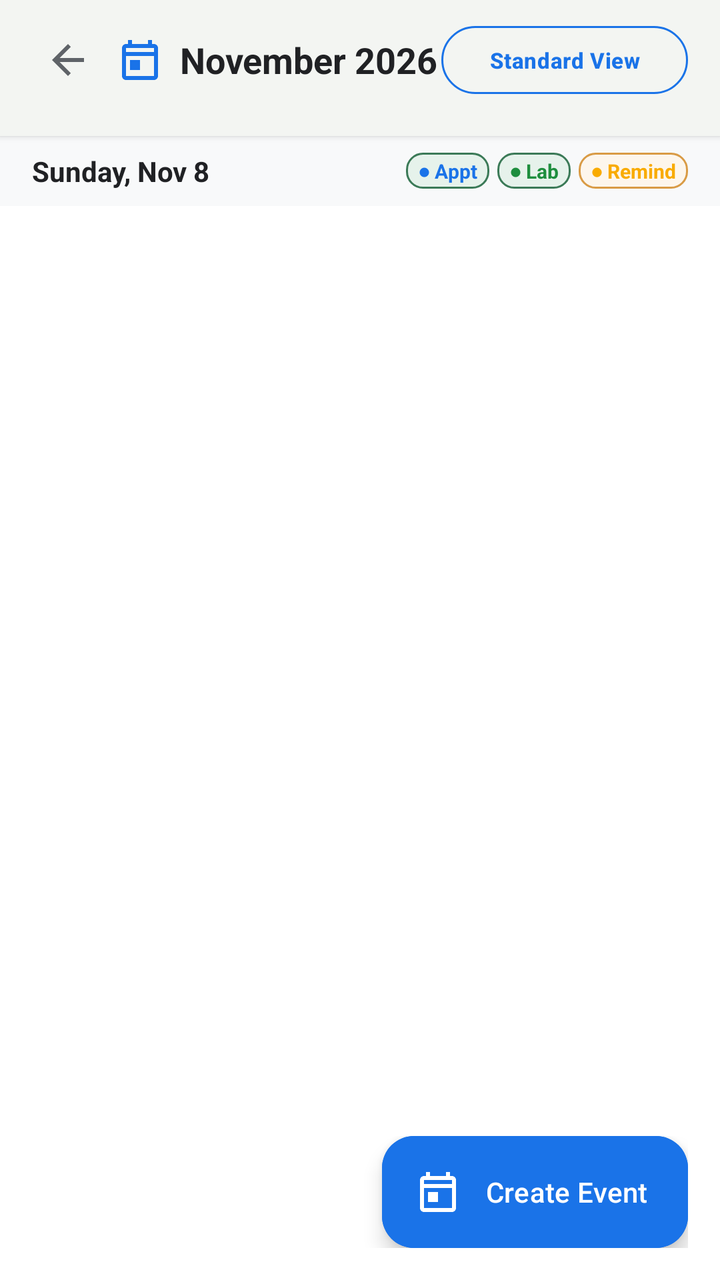
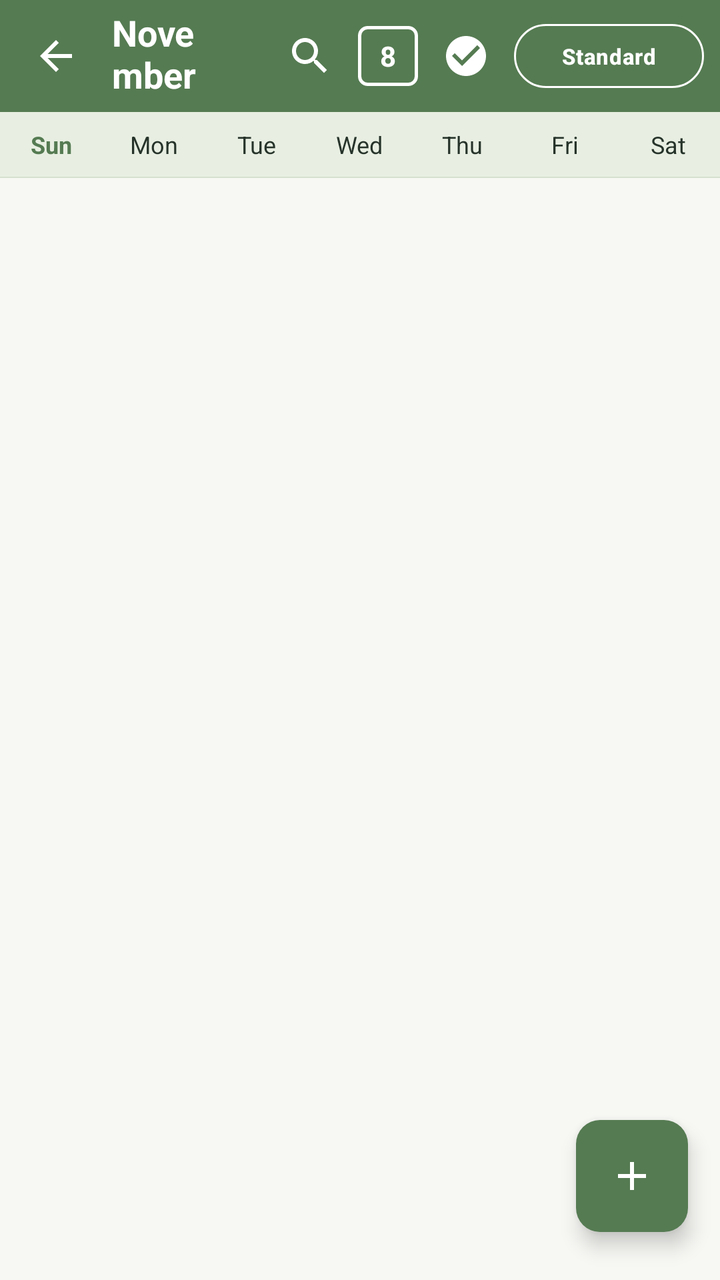

Before-and-after screenshots of an Android layout around one commit, followed by the original layout XML and the change that was made.
<!-- AndroidManifest.xml: application theme Theme.AROHI -->
<!-- res/layout/fragment_google_calendar.xml -->
<?xml version="1.0" encoding="utf-8"?>
<LinearLayout
    xmlns:android="http://schemas.android.com/apk/res/android"
    xmlns:app="http://schemas.android.com/apk/res-auto"
    android:layout_width="match_parent"
    android:layout_height="match_parent"
    android:orientation="vertical"
    android:background="@color/white">

    
    <com.google.android.material.card.MaterialCardView
        android:layout_width="match_parent"
        android:layout_height="wrap_content"
        app:cardBackgroundColor="@color/white"
        app:cardCornerRadius="0dp"
        app:cardElevation="2dp"
        app:strokeWidth="0dp">

        <LinearLayout
            android:layout_width="match_parent"
            android:layout_height="wrap_content"
            android:orientation="vertical"
            android:paddingHorizontal="16dp"
            android:paddingTop="12dp"
            android:paddingBottom="8dp">

            <LinearLayout
                android:layout_width="match_parent"
                android:layout_height="wrap_content"
                android:orientation="horizontal"
                android:gravity="center_vertical">

                <ImageButton
                    android:id="@+id/btnGoogleCalendarBack"
                    android:layout_width="36dp"
                    android:layout_height="36dp"
                    android:background="?attr/selectableItemBackgroundBorderless"
                    android:src="@drawable/ic_arrow_back"
                    app:tint="#5F6368"
                    android:contentDescription="Back" />

                
                <ImageView
                    android:layout_width="24dp"
                    android:layout_height="24dp"
                    android:layout_marginStart="6dp"
                    android:src="@drawable/ic_calendar"
                    app:tint="#1A73E8" />

                <TextView
                    android:id="@+id/tvGoogleMonthTitle"
                    android:layout_width="0dp"
                    android:layout_height="wrap_content"
                    android:layout_marginStart="8dp"
                    android:layout_weight="1"
                    android:text="November 2026"
                    android:textColor="#202124"
                    android:textSize="18sp"
                    android:textStyle="bold" />

                
                <com.google.android.material.button.MaterialButton
                    android:id="@+id/btnSwitchToStandardCalendar"
                    style="@style/Widget.Material3.Button.OutlinedButton"
                    android:layout_width="wrap_content"
                    android:layout_height="34dp"
                    android:insetTop="0dp"
                    android:insetBottom="0dp"
                    android:text="Standard View"
                    android:textColor="#1A73E8"
                    android:textSize="11sp"
                    app:strokeColor="#1A73E8" />
            </LinearLayout>

            
            <LinearLayout
                android:id="@+id/layoutGoogleWeekRibbon"
                android:layout_width="match_parent"
                android:layout_height="wrap_content"
                android:layout_marginTop="12dp"
                android:orientation="horizontal"
                android:gravity="center">

                
            </LinearLayout>
        </LinearLayout>
    </com.google.android.material.card.MaterialCardView>

    
    <LinearLayout
        android:layout_width="match_parent"
        android:layout_height="wrap_content"
        android:orientation="horizontal"
        android:gravity="center_vertical"
        android:paddingHorizontal="16dp"
        android:paddingVertical="8dp"
        android:background="#F8F9FA">

        <TextView
            android:id="@+id/tvGoogleSelectedDayFull"
            android:layout_width="0dp"
            android:layout_height="wrap_content"
            android:layout_weight="1"
            android:text="Sunday, Nov 8"
            android:textColor="#202124"
            android:textSize="14sp"
            android:textStyle="bold" />

        
        <TextView
            android:layout_width="wrap_content"
            android:layout_height="wrap_content"
            android:background="@drawable/bg_status_badge_verified"
            android:paddingHorizontal="6dp"
            android:paddingVertical="2dp"
            android:text="● Appt"
            android:textColor="#1A73E8"
            android:textSize="10sp"
            android:textStyle="bold" />

        <TextView
            android:layout_width="wrap_content"
            android:layout_height="wrap_content"
            android:layout_marginStart="4dp"
            android:background="@drawable/bg_status_badge_verified"
            android:paddingHorizontal="6dp"
            android:paddingVertical="2dp"
            android:text="● Lab"
            android:textColor="#1E8E3E"
            android:textSize="10sp"
            android:textStyle="bold" />

        <TextView
            android:layout_width="wrap_content"
            android:layout_height="wrap_content"
            android:layout_marginStart="4dp"
            android:background="@drawable/bg_status_badge_warning"
            android:paddingHorizontal="6dp"
            android:paddingVertical="2dp"
            android:text="● Remind"
            android:textColor="#F9AB00"
            android:textSize="10sp"
            android:textStyle="bold" />
    </LinearLayout>

    
    <LinearLayout
        android:id="@+id/layoutGoogleCalendarEmpty"
        android:layout_width="match_parent"
        android:layout_height="0dp"
        android:layout_weight="1"
        android:gravity="center"
        android:orientation="vertical"
        android:padding="24dp"
        android:visibility="gone">

        <ImageView
            android:layout_width="56dp"
            android:layout_height="56dp"
            android:src="@drawable/ic_calendar"
            app:tint="#BDC1C6" />

        <TextView
            android:layout_width="wrap_content"
            android:layout_height="wrap_content"
            android:layout_marginTop="12dp"
            android:text="No Scheduled Events"
            android:textColor="#202124"
            android:textSize="16sp"
            android:textStyle="bold" />

        <TextView
            android:layout_width="wrap_content"
            android:layout_height="wrap_content"
            android:layout_marginTop="4dp"
            android:text="Tap + below to book a consultation slot or lab test."
            android:textColor="#5F6368"
            android:textSize="12sp" />
    </LinearLayout>

    
    <androidx.recyclerview.widget.RecyclerView
        android:id="@+id/recyclerGoogleCalendar"
        android:layout_width="match_parent"
        android:layout_height="0dp"
        android:layout_weight="1"
        android:clipToPadding="false"
        android:padding="12dp" />

    
    <LinearLayout
        android:layout_width="match_parent"
        android:layout_height="wrap_content"
        android:orientation="horizontal"
        android:gravity="end"
        android:padding="16dp"
        android:background="@color/white">

        <com.google.android.material.floatingactionbutton.ExtendedFloatingActionButton
            android:id="@+id/fabGoogleBookEvent"
            android:layout_width="wrap_content"
            android:layout_height="wrap_content"
            android:backgroundTint="#1A73E8"
            android:text="Create Event"
            android:textColor="@color/white"
            app:icon="@drawable/ic_calendar"
            app:iconTint="@color/white" />
    </LinearLayout>

</LinearLayout>
<!-- resources referenced by this layout -->
<resources>
  <color name="white">#FFFFFF</color>
  <!-- drawable bg_status_badge_verified (drawable) -->
  <?xml version="1.0" encoding="utf-8"?>
  <shape xmlns:android="http://schemas.android.com/apk/res/android"
      android:shape="rectangle">
      <solid android:color="@color/status_verified_bg" />
      <stroke
          android:width="1dp"
          android:color="@color/status_verified" />
      <corners android:radius="8dp" />
  </shape>
  <!-- drawable bg_status_badge_warning (drawable) -->
  <?xml version="1.0" encoding="utf-8"?>
  <shape xmlns:android="http://schemas.android.com/apk/res/android"
      android:shape="rectangle">
      <solid android:color="@color/status_warning_bg" />
      <stroke
          android:width="1dp"
          android:color="@color/status_warning" />
      <corners android:radius="8dp" />
  </shape>
  <!-- drawable ic_arrow_back (drawable) -->
  <?xml version="1.0" encoding="utf-8"?>
  <vector xmlns:android="http://schemas.android.com/apk/res/android"
      android:width="24dp"
      android:height="24dp"
      android:viewportWidth="24"
      android:viewportHeight="24">
      <path
          android:fillColor="#26332A"
          android:pathData="M20,11H7.83l5.59,-5.59L12,4l-8,8l8,8l1.41,-1.41L7.83,13H20V11z" />
  </vector>
  <!-- drawable ic_calendar (drawable) -->
  <?xml version="1.0" encoding="utf-8"?>
  <vector xmlns:android="http://schemas.android.com/apk/res/android"
      android:width="24dp"
      android:height="24dp"
      android:viewportWidth="24"
      android:viewportHeight="24">
      <path
          android:fillColor="#557B52"
          android:pathData="M19,4h-1V2h-2v2H8V2H6v2H5C3.89,4 3.01,4.9 3.01,6L3,20c0,1.1 0.89,2 2,2h14c1.1,0 2,-0.9 2,-2V6C21,4.9 20.1,4 19,4zM19,20H5V10h14V20zM19,8H5V6h14V8zM7,12h5v5H7V12z" />
  </vector>
  <color name="status_verified_bg">#E6F2EB</color>
  <color name="status_verified">#3B7A57</color>
  <color name="status_warning_bg">#FDF6EC</color>
  <color name="status_warning">#D99B45</color>
  <color name="primary_moss_green">#557B52</color>
  <color name="pale_mint">#E8EFE2</color>
  <color name="deep_forest_green">#263D2B</color>
  <color name="secondary_sage">#819B75</color>
  <color name="soft_sage">#AFC2A1</color>
  <color name="status_emergency">#C94B4B</color>
  <color name="status_emergency_bg">#FDECEC</color>
  <color name="warm_ivory">#F7F8F3</color>
  <color name="surface_card">#FFFFFF</color>
  <color name="text_primary">#26332A</color>
  <color name="text_secondary">#778276</color>
  <color name="border_stroke">#D5E0CE</color>
  <style name="Widget.AROHI.Button.Primary" parent="Widget.Material3.Button">
          <item name="android:minHeight">@dimen/button_height</item>
          <item name="android:textColor">@color/white</item>
          <item name="android:textSize">15sp</item>
          <item name="android:textStyle">bold</item>
          <item name="android:letterSpacing">0.02</item>
          <item name="backgroundTint">@color/primary_moss_green</item>
          <item name="cornerRadius">@dimen/input_corner_radius</item>
          <item name="elevation">0dp</item>
      </style>
  <style name="Widget.AROHI.Card" parent="Widget.Material3.CardView.Elevated">
          <item name="cardBackgroundColor">@color/surface_card</item>
          <item name="cardCornerRadius">@dimen/radius_md</item>
          <item name="cardElevation">@dimen/card_elevation</item>
          <item name="strokeColor">@color/border_stroke</item>
          <item name="strokeWidth">@dimen/card_stroke_width</item>
      </style>
  <dimen name="button_height">54dp</dimen>
  <dimen name="input_corner_radius">12dp</dimen>
  <dimen name="radius_md">16dp</dimen>
  <dimen name="card_elevation">2dp</dimen>
  <dimen name="card_stroke_width">1dp</dimen>
  <!-- unchanged entries left out for length: 2 -->
</resources>

<!-- the commit's change to res/layout/fragment_google_calendar.xml (unified diff, before → after) -->
@@ -5,206 +5,220 @@
     android:layout_width="match_parent"
     android:layout_height="match_parent"
     android:orientation="vertical"
-    android:background="@color/white">
-
-    
-    <com.google.android.material.card.MaterialCardView
+    android:background="#F7F8F4">
+
+    
+    <LinearLayout
+        android:layout_width="match_parent"
+        android:layout_height="56dp"
+        android:orientation="horizontal"
+        android:gravity="center_vertical"
+        android:paddingHorizontal="8dp"
+        android:background="@color/primary_moss_green">
+
+        
+        <ImageButton
+            android:id="@+id/btnGoogleCalendarBack"
+            android:layout_width="40dp"
+            android:layout_height="40dp"
+            android:background="?attr/selectableItemBackgroundBorderless"
+            android:src="@drawable/ic_arrow_back"
+            app:tint="@color/white"
+            android:contentDescription="Back" />
+
+        
+        <TextView
+            android:id="@+id/tvGoogleMonthTitle"
+            android:layout_width="0dp"
+            android:layout_height="wrap_content"
+            android:layout_marginStart="8dp"
+            android:layout_weight="1"
+            android:text="November  ▾"
+            android:textColor="@color/white"
+            android:textSize="18sp"
+            android:textStyle="bold"
+            android:background="?attr/selectableItemBackground"
+            android:paddingVertical="4dp" />
+
+        
+        <ImageButton
+            android:id="@+id/btnCalendarSearch"
+            android:layout_width="40dp"
+            android:layout_height="40dp"
+            android:background="?attr/selectableItemBackgroundBorderless"
+            android:src="@drawable/ic_search"
+            app:tint="@color/white"
+            android:contentDescription="Search" />
+
+        
+        <TextView
+            android:id="@+id/tvCalendarTodayBadge"
+            android:layout_width="30dp"
+            android:layout_height="30dp"
+            android:layout_marginStart="4dp"
+            android:gravity="center"
+            android:text="8"
+            android:textColor="@color/white"
+            android:textSize="14sp"
+            android:textStyle="bold"
+            android:background="@drawable/bg_calendar_today_badge" />
+
+        
+        <ImageButton
+            android:id="@+id/btnCalendarTasks"
+            android:layout_width="40dp"
+            android:layout_height="40dp"
+            android:layout_marginStart="4dp"
+            android:background="?attr/selectableItemBackgroundBorderless"
+            android:src="@drawable/ic_check_circle"
+            app:tint="@color/white"
+            android:contentDescription="Tasks" />
+
+        
+        <com.google.android.material.button.MaterialButton
+            android:id="@+id/btnSwitchToStandardCalendar"
+            style="@style/Widget.Material3.Button.OutlinedButton"
+            android:layout_width="wrap_content"
+            android:layout_height="32dp"
+            android:layout_marginStart="4dp"
+            android:insetTop="0dp"
+            android:insetBottom="0dp"
+            android:text="Standard"
+            android:textColor="@color/white"
+            android:textSize="11sp"
+            app:strokeColor="@color/white"
+            app:cornerRadius="16dp" />
+    </LinearLayout>
+
+    
+    <LinearLayout
         android:layout_width="match_parent"
         android:layout_height="wrap_content"
-        app:cardBackgroundColor="@color/white"
-        app:cardCornerRadius="0dp"
-        app:cardElevation="2dp"
-        app:strokeWidth="0dp">
-
-        <LinearLayout
+        android:orientation="horizontal"
+        android:paddingVertical="8dp"
+        android:background="#E8EFE2">
+
+        <TextView
+            android:layout_width="0dp"
+            android:layout_height="wrap_content"
+            android:layout_weight="1"
+            android:gravity="center"
+            android:text="Sun"
+            android:textColor="@color/primary_moss_green"
+            android:textSize="12sp"
+            android:textStyle="bold" />
+
+        <TextView
+            android:layout_width="0dp"
+            android:layout_height="wrap_content"
+            android:layout_weight="1"
+            android:gravity="center"
+            android:text="Mon"
+            android:textColor="@color/text_primary"
+            android:textSize="12sp" />
+
+        <TextView
+            android:layout_width="0dp"
+            android:layout_height="wrap_content"
+            android:layout_weight="1"
+            android:gravity="center"
+            android:text="Tue"
+            android:textColor="@color/text_primary"
+            android:textSize="12sp" />
+
+        <TextView
+            android:layout_width="0dp"
+            android:layout_height="wrap_content"
+            android:layout_weight="1"
+            android:gravity="center"
+            android:text="Wed"
+            android:textColor="@color/text_primary"
+            android:textSize="12sp" />
+
+        <TextView
+            android:layout_width="0dp"
+            android:layout_height="wrap_content"
+            android:layout_weight="1"
+            android:gravity="center"
+            android:text="Thu"
+            android:textColor="@color/text_primary"
+            android:textSize="12sp" />
+
+        <TextView
+            android:layout_width="0dp"
+            android:layout_height="wrap_content"
+            android:layout_weight="1"
+            android:gravity="center"
+            android:text="Fri"
+            android:textColor="@color/text_primary"
+            android:textSize="12sp" />
+
+        <TextView
+            android:layout_width="0dp"
+            android:layout_height="wrap_content"
+            android:layout_weight="1"
+            android:gravity="center"
+            android:text="Sat"
+            android:textColor="@color/text_primary"
+            android:textSize="12sp" />
+    </LinearLayout>
+
+    
+    <View
+        android:layout_width="match_parent"
+        android:layout_height="0.5dp"
+        android:background="#D5E0CE" />
+
+    
+    <FrameLayout
+        android:layout_width="match_parent"
+        android:layout_height="0dp"
+        android:layout_weight="1">
+
+        
+        <ScrollView
             android:layout_width="match_parent"
-            android:layout_height="wrap_content"
-            android:orientation="vertical"
-            android:paddingHorizontal="16dp"
-            android:paddingTop="12dp"
-            android:paddingBottom="8dp">
+            android:layout_height="match_parent"
+            android:fillViewport="true"
+            android:scrollbars="none"
+            android:background="#F7F8F4">
 
             <LinearLayout
+                android:id="@+id/layoutMonthGrid"
                 android:layout_width="match_parent"
-                android:layout_height="wrap_content"
-                android:orientation="horizontal"
-                android:gravity="center_vertical">
-
-                <ImageButton
-                    android:id="@+id/btnGoogleCalendarBack"
-                    android:layout_width="36dp"
-                    android:layout_height="36dp"
-                    android:background="?attr/selectableItemBackgroundBorderless"
-                    android:src="@drawable/ic_arrow_back"
-                    app:tint="#5F6368"
-                    android:contentDescription="Back" />
-
-                
-                <ImageView
-                    android:layout_width="24dp"
-                    android:layout_height="24dp"
-                    android:layout_marginStart="6dp"
-                    android:src="@drawable/ic_calendar"
-                    app:tint="#1A73E8" />
-
-                <TextView
-                    android:id="@+id/tvGoogleMonthTitle"
-                    android:layout_width="0dp"
-                    android:layout_height="wrap_content"
-                    android:layout_marginStart="8dp"
-                    android:layout_weight="1"
-                    android:text="November 2026"
-                    android:textColor="#202124"
-                    android:textSize="18sp"
-                    android:textStyle="bold" />
-
-                
-                <com.google.android.material.button.MaterialButton
-                    android:id="@+id/btnSwitchToStandardCalendar"
-                    style="@style/Widget.Material3.Button.OutlinedButton"
-                    android:layout_width="wrap_content"
-                    android:layout_height="34dp"
-                    android:insetTop="0dp"
-                    android:insetBottom="0dp"
-                    android:text="Standard View"
-                    android:textColor="#1A73E8"
-                    android:textSize="11sp"
-                    app:strokeColor="#1A73E8" />
-            </LinearLayout>
-
-            
-            <LinearLayout
-                android:id="@+id/layoutGoogleWeekRibbon"
-                android:layout_width="match_parent"
-                android:layout_height="wrap_content"
-                android:layout_marginTop="12dp"
-                android:orientation="horizontal"
-                android:gravity="center">
-
+                android:layout_height="match_parent"
+                android:orientation="vertical">
                 
             </LinearLayout>
-        </LinearLayout>
-    </com.google.android.material.card.MaterialCardView>
-
-    
-    <LinearLayout
-        android:layout_width="match_parent"
-        android:layout_height="wrap_content"
-        android:orientation="horizontal"
-        android:gravity="center_vertical"
-        android:paddingHorizontal="16dp"
-        android:paddingVertical="8dp"
-        android:background="#F8F9FA">
-
-        <TextView
-            android:id="@+id/tvGoogleSelectedDayFull"
-            android:layout_width="0dp"
-            android:layout_height="wrap_content"
-            android:layout_weight="1"
-            android:text="Sunday, Nov 8"
-            android:textColor="#202124"
-            android:textSize="14sp"
-            android:textStyle="bold" />
-
-        
-        <TextView
-            android:layout_width="wrap_content"
-            android:layout_height="wrap_content"
-            android:background="@drawable/bg_status_badge_verified"
-            android:paddingHorizontal="6dp"
-            android:paddingVertical="2dp"
-            android:text="● Appt"
-            android:textColor="#1A73E8"
-            android:textSize="10sp"
-            android:textStyle="bold" />
-
-        <TextView
-            android:layout_width="wrap_content"
-            android:layout_height="wrap_content"
-            android:layout_marginStart="4dp"
-            android:background="@drawable/bg_status_badge_verified"
-            android:paddingHorizontal="6dp"
-            android:paddingVertical="2dp"
-            android:text="● Lab"
-            android:textColor="#1E8E3E"
-            android:textSize="10sp"
-            android:textStyle="bold" />
-
-        <TextView
-            android:layout_width="wrap_content"
-            android:layout_height="wrap_content"
-            android:layout_marginStart="4dp"
-            android:background="@drawable/bg_status_badge_warning"
-            android:paddingHorizontal="6dp"
-            android:paddingVertical="2dp"
-            android:text="● Remind"
-            android:textColor="#F9AB00"
-            android:textSize="10sp"
-            android:textStyle="bold" />
-    </LinearLayout>
-
-    
-    <LinearLayout
-        android:id="@+id/layoutGoogleCalendarEmpty"
-        android:layout_width="match_parent"
-        android:layout_height="0dp"
-        android:layout_weight="1"
-        android:gravity="center"
-        android:orientation="vertical"
-        android:padding="24dp"
-        android:visibility="gone">
-
-        <ImageView
-            android:layout_width="56dp"
-            android:layout_height="56dp"
-            android:src="@drawable/ic_calendar"
-            app:tint="#BDC1C6" />
-
-        <TextView
-            android:layout_width="wrap_content"
-            android:layout_height="wrap_content"
-            android:layout_marginTop="12dp"
-            android:text="No Scheduled Events"
-            android:textColor="#202124"
-            android:textSize="16sp"
-            android:textStyle="bold" />
-
-        <TextView
-            android:layout_width="wrap_content"
-            android:layout_height="wrap_content"
-            android:layout_marginTop="4dp"
-            android:text="Tap + below to book a consultation slot or lab test."
-            android:textColor="#5F6368"
-            android:textSize="12sp" />
-    </LinearLayout>
-
-    
-    <androidx.recyclerview.widget.RecyclerView
-        android:id="@+id/recyclerGoogleCalendar"
-        android:layout_width="match_parent"
-        android:layout_height="0dp"
-        android:layout_weight="1"
-        android:clipToPadding="false"
-        android:padding="12dp" />
-
-    
-    <LinearLayout
-        android:layout_width="match_parent"
-        android:layout_height="wrap_content"
-        android:orientation="horizontal"
-        android:gravity="end"
-        android:padding="16dp"
-        android:background="@color/white">
-
-        <com.google.android.material.floatingactionbutton.ExtendedFloatingActionButton
+        </ScrollView>
+
+        
+        <com.google.android.material.floatingactionbutton.FloatingActionButton
             android:id="@+id/fabGoogleBookEvent"
             android:layout_width="wrap_content"
             android:layout_height="wrap_content"
-            android:backgroundTint="#1A73E8"
-            android:text="Create Event"
-            android:textColor="@color/white"
-            app:icon="@drawable/ic_calendar"
-            app:iconTint="@color/white" />
-    </LinearLayout>
+            android:layout_gravity="bottom|end"
+            android:layout_marginEnd="16dp"
+            android:layout_marginBottom="24dp"
+            android:backgroundTint="@color/primary_moss_green"
+            android:contentDescription="Create Event"
+            app:shapeAppearanceOverlay="@style/ShapeAppearance.Material3.Corner.Medium"
+            app:tint="@color/white"
+            app:srcCompat="@drawable/ic_add" />
+
+        
+        <LinearLayout
+            android:id="@+id/layoutGoogleCalendarEmpty"
+            android:layout_width="0dp"
+            android:layout_height="0dp"
+            android:visibility="gone" />
+
+        <androidx.recyclerview.widget.RecyclerView
+            android:id="@+id/recyclerGoogleCalendar"
+            android:layout_width="0dp"
+            android:layout_height="0dp"
+            android:visibility="gone" />
+
+    </FrameLayout>
 
 </LinearLayout>
<!-- resource entries referenced after the edit -->
@@ -1,26 +1,23 @@
 <!-- resources referenced by this layout -->
 <resources>
   <color name="white">#FFFFFF</color>
-  <!-- drawable bg_status_badge_verified (drawable) -->
+  <!-- drawable bg_calendar_today_badge (drawable) -->
   <?xml version="1.0" encoding="utf-8"?>
   <shape xmlns:android="http://schemas.android.com/apk/res/android"
       android:shape="rectangle">
-      <solid android:color="@color/status_verified_bg" />
-      <stroke
-          android:width="1dp"
-          android:color="@color/status_verified" />
-      <corners android:radius="8dp" />
+      <stroke android:width="1.5dp" android:color="#FFFFFF" />
+      <corners android:radius="4dp" />
   </shape>
-  <!-- drawable bg_status_badge_warning (drawable) -->
-  <?xml version="1.0" encoding="utf-8"?>
-  <shape xmlns:android="http://schemas.android.com/apk/res/android"
-      android:shape="rectangle">
-      <solid android:color="@color/status_warning_bg" />
-      <stroke
-          android:width="1dp"
-          android:color="@color/status_warning" />
-      <corners android:radius="8dp" />
-  </shape>
+  <!-- drawable ic_add (drawable) -->
+  <vector xmlns:android="http://schemas.android.com/apk/res/android"
+      android:width="24dp"
+      android:height="24dp"
+      android:viewportWidth="24"
+      android:viewportHeight="24">
+    <path
+        android:fillColor="@color/white"
+        android:pathData="M19,13h-6v6h-2v-6H5v-2h6V5h2v6h6v2z"/>
+  </vector>
   <!-- drawable ic_arrow_back (drawable) -->
   <?xml version="1.0" encoding="utf-8"?>
   <vector xmlns:android="http://schemas.android.com/apk/res/android"
@@ -32,21 +29,26 @@
           android:fillColor="#26332A"
           android:pathData="M20,11H7.83l5.59,-5.59L12,4l-8,8l8,8l1.41,-1.41L7.83,13H20V11z" />
   </vector>
-  <!-- drawable ic_calendar (drawable) -->
-  <?xml version="1.0" encoding="utf-8"?>
+  <!-- drawable ic_check_circle (drawable) -->
   <vector xmlns:android="http://schemas.android.com/apk/res/android"
       android:width="24dp"
       android:height="24dp"
       android:viewportWidth="24"
       android:viewportHeight="24">
-      <path
-          android:fillColor="#557B52"
-          android:pathData="M19,4h-1V2h-2v2H8V2H6v2H5C3.89,4 3.01,4.9 3.01,6L3,20c0,1.1 0.89,2 2,2h14c1.1,0 2,-0.9 2,-2V6C21,4.9 20.1,4 19,4zM19,20H5V10h14V20zM19,8H5V6h14V8zM7,12h5v5H7V12z" />
+    <path
+        android:fillColor="@color/text_primary"
+        android:pathData="M12,2C6.48,2 2,6.48 2,12s4.48,10 10,10 10,-4.48 10,-10S17.52,2 12,2zM10,17l-5,-5 1.41,-1.41L10,14.17l7.59,-7.59L19,8l-9,9z"/>
   </vector>
-  <color name="status_verified_bg">#E6F2EB</color>
-  <color name="status_verified">#3B7A57</color>
-  <color name="status_warning_bg">#FDF6EC</color>
-  <color name="status_warning">#D99B45</color>
+  <!-- drawable ic_search (drawable) -->
+  <vector xmlns:android="http://schemas.android.com/apk/res/android"
+      android:width="24dp"
+      android:height="24dp"
+      android:viewportWidth="24"
+      android:viewportHeight="24">
+    <path
+        android:fillColor="@color/text_primary"
+        android:pathData="M15.5,14h-0.79l-0.28,-0.27C15.41,12.59 16,11.11 16,9.5 16,5.91 13.09,3 9.5,3S3,5.91 3,9.5 5.91,16 9.5,16c1.61,0 3.09,-0.59 4.23,-1.57l0.27,0.28v0.79l5,4.99L20.49,19l-4.99,-5zM9.5,14C7.01,14 5,11.99 5,9.5S7.01,5 9.5,5 14,7.01 14,9.5 11.99,14 9.5,14z"/>
+  </vector>
   <color name="primary_moss_green">#557B52</color>
   <color name="pale_mint">#E8EFE2</color>
   <color name="deep_forest_green">#263D2B</color>
